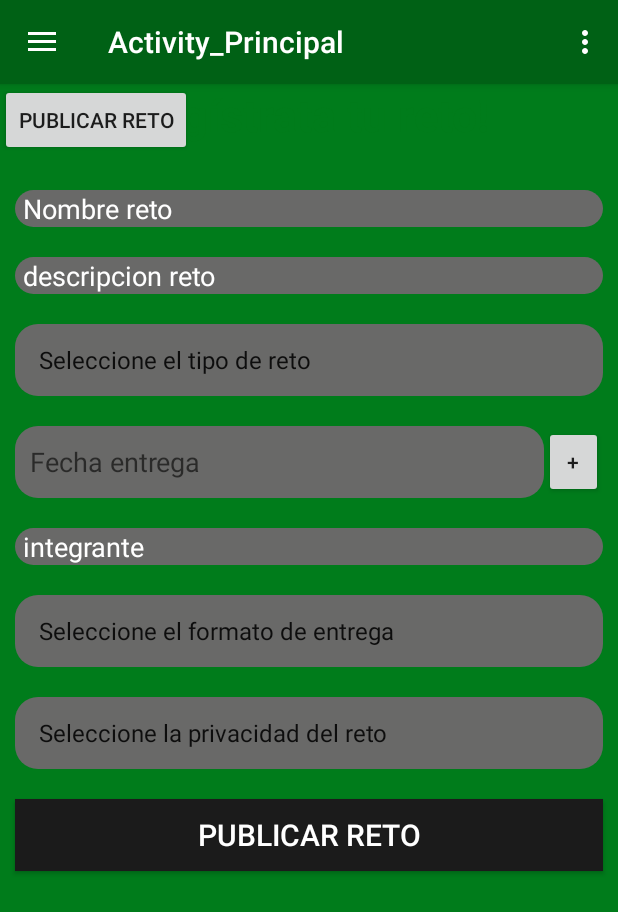
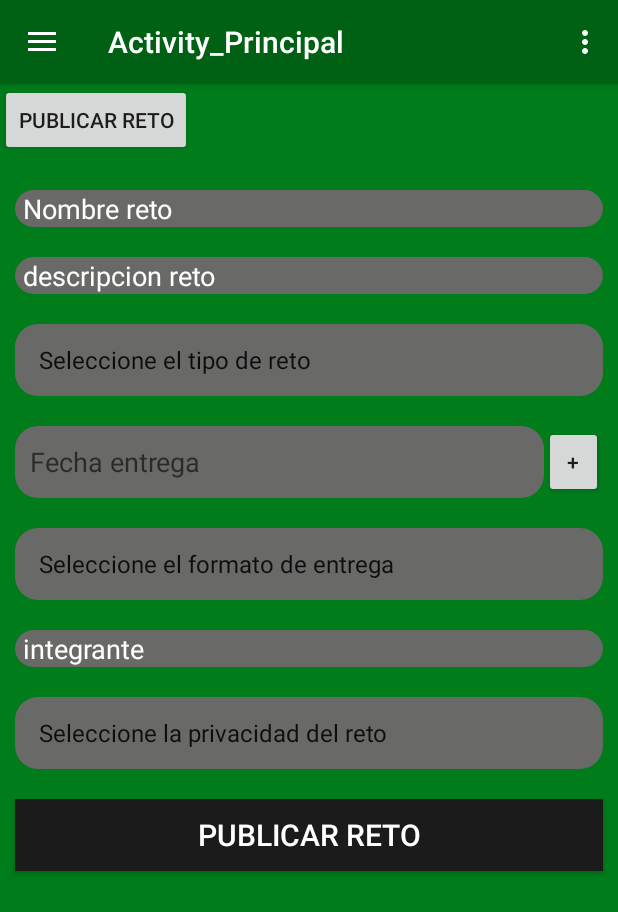
Before and after one commit to andresarangopro/appCompact, an Android app: the screen it shows after launch once a user with an empty profile is signed in (Activity_Principal), after a tap on "PUBLICAR RETO", on a phone screen of 412 x 824 dp. Shown: the top 912 px of the screen. Run offline under Robolectric (Android 15) with nearby library versions, the phone set to English and light mode, and no system bars; our stand-ins replace Firebase (no records; nobody signed in at launch, a user with empty details on screens opened directly).

Commit message:
Recycler View ajustes

```diff
--- a/app/src/main/java/com/example/felipearango/appcompact/models/RecyclerAdapterDates.java
+++ b/app/src/main/java/com/example/felipearango/appcompact/models/RecyclerAdapterDates.java
@@ -9,8 +9,10 @@ import android.widget.Button;
 import android.widget.EditText;
 import android.widget.ImageButton;
 import android.widget.RelativeLayout;
+import android.widget.Spinner;
 import android.widget.TextView;
 
+import com.example.felipearango.appcompact.Entregable;
 import com.example.felipearango.appcompact.R;
 
 import java.util.ArrayList;
@@ -22,24 +24,28 @@ import java.util.List;
 
 public class RecyclerAdapterDates extends RecyclerView.Adapter<RecyclerAdapterDates.ViewHolder> {
 
-    private ArrayList<String> mDataSet;
+    private ArrayList<Entregable> mDataSet;
     private Context mContext;
 
-    public RecyclerAdapterDates(Context context, ArrayList<String> mDataSet){
+    public RecyclerAdapterDates(Context context, ArrayList<Entregable> mDataSet){
         this.mContext = context;
         this.mDataSet = mDataSet;
     }
 
     public static class ViewHolder extends RecyclerView.ViewHolder{
-        public EditText et;
-        public Button btnRemove;
+        private EditText et, etType;
+        private Button btnRemove;
+
 
         public ViewHolder(View v){
             super(v);
             et = v.findViewById(R.id.etDates);
+            etType = v.findViewById(R.id.etType);
             et.setEnabled(false);
+            etType.setEnabled(false);
             btnRemove = v.findViewById(R.id.btnAdd);
             btnRemove.setText("-");
+
         }
     }
 
@@ -51,7 +57,8 @@ public class RecyclerAdapterDates extends RecyclerView.Adapter<RecyclerAdapterDa
 
     @Override
     public void onBindViewHolder(ViewHolder holder, final int position) {
-        holder.et.setText(mDataSet.get(position));
+        holder.et.setText(mDataSet.get(position).getFecha());
+        holder.etType.setText(mDataSet.get(position).getTipo());
 
         holder.btnRemove.setOnClickListener(new View.OnClickListener() {
             @Override
@@ -61,10 +68,13 @@ public class RecyclerAdapterDates extends RecyclerView.Adapter<RecyclerAdapterDa
                 notifyItemRangeChanged(position, mDataSet.size());
             }
         });
+
     }
 
     @Override
     public int getItemCount() {
         return mDataSet.size();
     }
+
+
 }
--- a/app/src/main/res/layout/content_fragment_perfil.xml
+++ b/app/src/main/res/layout/content_fragment_perfil.xml
@@ -59,7 +59,40 @@
 
     </Spinner>
 
-    <include layout="@layout/rv_addfecha"/>
+    <LinearLayout
+        android:layout_width="match_parent"
+        android:layout_height="0dp"
+        android:layout_margin="10dp"
+        android:layout_weight="15">
+
+        <EditText
+            android:id="@+id/etDates"
+            android:layout_width="0dp"
+            android:layout_height="match_parent"
+            android:layout_weight="9"
+            android:background="@drawable/edittext_style"
+            android:focusable="false"
+            android:hint="Fecha entrega"
+            android:paddingLeft="10dp" />
+
+        <Button
+            android:id="@+id/btnAdd"
+            android:layout_width="0dp"
+            android:layout_height="match_parent"
+            android:layout_weight="1"
+            android:text="+" />
+    </LinearLayout>
+
+    <Spinner
+        android:id="@+id/spnTipoEntrega"
+        android:layout_width="match_parent"
+        android:layout_height="0dp"
+        android:layout_margin="10dp"
+        android:layout_marginTop="25dp"
+        android:layout_weight="15"
+        android:background="@drawable/edittext_style"
+        android:drawableLeft="@mipmap/ic_chooser"
+        android:drawableStart="@mipmap/ic_chooser"></Spinner>
 
     <android.support.v7.widget.RecyclerView
         android:id="@+id/rv_fechas"
@@ -80,18 +113,7 @@
         android:textColorHint="@color/colorAccent"
         android:id="@+id/txtIntegrante"/>
 
-    <Spinner
-        android:layout_margin="10dp"
-        android:layout_marginTop="25dp"
-        android:layout_width="match_parent"
-        android:layout_height="0dp"
-        android:layout_weight="15"
-        android:background="@drawable/edittext_style"
-        android:drawableStart="@mipmap/ic_chooser"
-        android:drawableLeft="@mipmap/ic_chooser"
-        android:id="@+id/spnTipoEntrega">
 
-    </Spinner>
 
     <Spinner
         android:layout_margin="10dp"
--- a/app/src/main/res/layout/fragment_retos.xml
+++ b/app/src/main/res/layout/fragment_retos.xml
@@ -6,8 +6,6 @@
 
     tools:context="com.example.felipearango.appcompact.activitys.FragmentRetos">
 
-
-
     <include layout="@layout/content_fragment_perfil" />
 
 </ScrollView>
```
Also changed, not shown: app/src/main/java/com/example/felipearango/appcompact/Entregable.java (added, +47 -0 lines), app/src/main/java/com/example/felipearango/appcompact/activitys/FragmentRetos.java (+19 -9 lines), app/src/main/res/layout/rv_addfecha.xml (+15 -3 lines).
